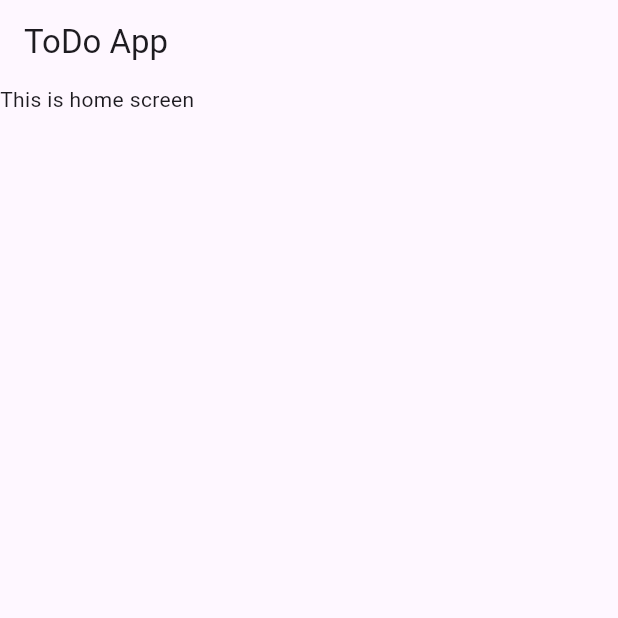
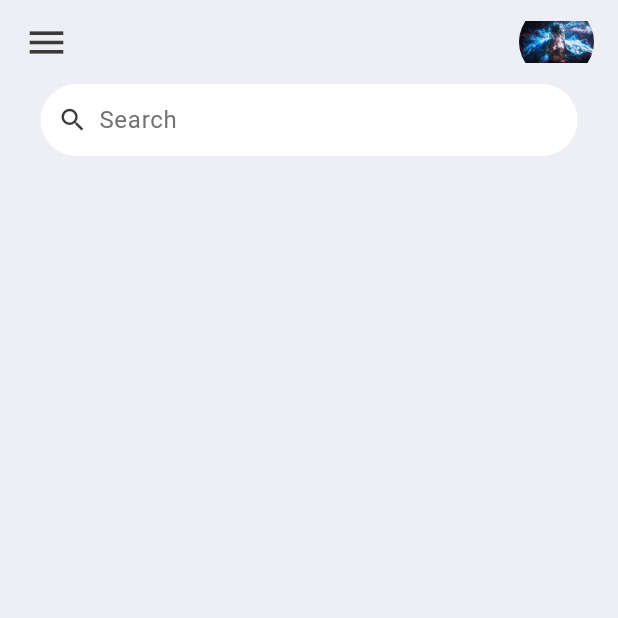
Before and after one commit to AhmedHelmy18/TODO_App, a Flutter app: the screen it shows after launch, on a phone screen of 412 x 824 dp, the top half of it. Run offline on Flutter 3.47's test engine with Material 3 defaults, Android fonts, the phone set to English and light mode, and no system bars.

Commit message:
add search icon and text field and fix the size of image

```diff
--- a/lib/screen/home.dart
+++ b/lib/screen/home.dart
@@ -1,4 +1,5 @@
 import 'package:flutter/material.dart';
+import 'package:todo_app/constants/colors.dart';
 
 class Home extends StatelessWidget {
   const Home({super.key});
@@ -6,16 +7,74 @@ class Home extends StatelessWidget {
   @override
   Widget build(BuildContext context) {
     return Scaffold(
-      appBar: AppBar(
-        title: Text(
-          'ToDo App',
-        ),
-      ),
+      backgroundColor: tdBGColor,
+      appBar: _buildAppBar(),
       body: Container(
-        child: Text(
-          'This is home screen',
+        padding: EdgeInsets.symmetric(horizontal: 15),
+        child: Column(
+          children: [
+            SearchBox(),
+          ],
         ),
       ),
     );
   }
 }
+
+Widget SearchBox() {
+  return Padding(
+    padding: const EdgeInsets.symmetric(horizontal: 12),
+    child: Container(
+      decoration: BoxDecoration(
+          color: Colors.white, borderRadius: BorderRadius.circular(25)),
+      child: TextField(
+        decoration: InputDecoration(
+          contentPadding: EdgeInsets.all(0),
+          prefixIcon: Padding(
+            padding: const EdgeInsets.only(left: 8.0),
+            child: Icon(
+              Icons.search,
+              color: tdBlack,
+              size: 20,
+            ),
+          ),
+          prefixIconConstraints: BoxConstraints(
+            maxHeight: 20,
+            minWidth: 35,
+          ),
+          border: InputBorder.none,
+          hintText: 'Search',
+          hintStyle: TextStyle(
+            color: tdGrey,
+          ),
+        ),
+      ),
+    ),
+  );
+}
+
+@override
+AppBar _buildAppBar() {
+  return AppBar(
+    backgroundColor: tdBGColor,
+    elevation: 0,
+    title: Row(
+      mainAxisAlignment: MainAxisAlignment.spaceBetween,
+      children: [
+        Icon(
+          Icons.menu,
+          color: tdBlack,
+          size: 30,
+        ),
+        Container(
+          height: 50,
+          width: 50,
+          child: ClipRRect(
+            borderRadius: BorderRadius.circular(80),
+            child: Image.asset('asset/image/one_piece.jpg'),
+          ),
+        )
+      ],
+    ),
+  );
+}
--- a/pubspec.yaml
+++ b/pubspec.yaml
@@ -45,7 +45,7 @@ dev_dependencies:
   # activated in the `analysis_options.yaml` file located at the root of your
   # package. See that file for information about deactivating specific lint
   # rules and activating additional ones.
-  flutter_lints: ^4.0.0
+  flutter_lints: ^5.0.0
 
 # For information on the generic Dart part of this file, see the
 # following page: https://dart.dev/tools/pub/pubspec
@@ -60,8 +60,8 @@ flutter:
 
   # To add assets to your application, add an assets section, like this:
   assets:
-   - asset/image/
-  #   - images/a_dot_ham.jpeg
+  - asset/image/one_piece.jpg
+  - asset/image/Ahmed.jpeg
 
   # An image asset can refer to one or more resolution-specific "variants", see
   # https://flutter.dev/to/resolution-aware-images
```
Also changed, not shown: asset/image/Ahmed.jpeg, asset/image/one_piece.jpg (added), pubspec.lock.
